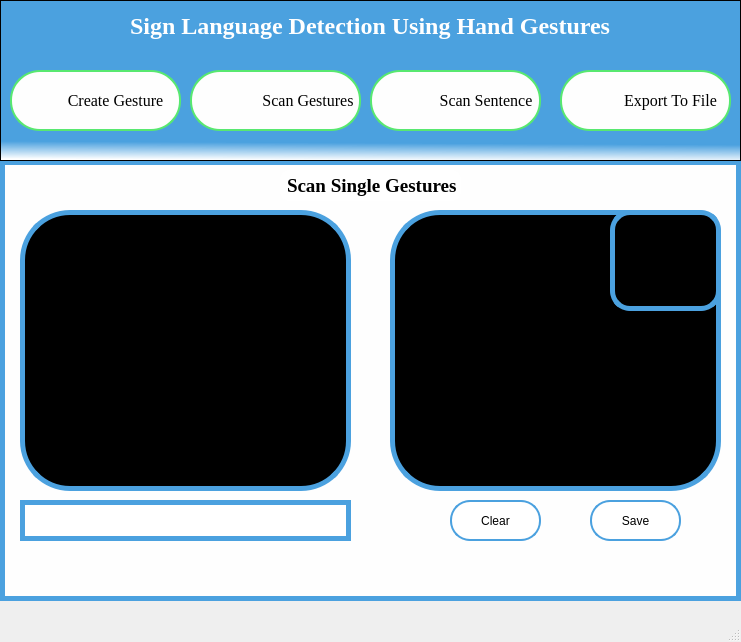
This is Source Code/UI_Files/scan_single.ui in shadabsk/Sign-Language-Recognition-Using-Hand-Gestures-Keras-PyQT5-OpenCV as Qt 5 draws it before an edit. The edited form follows.
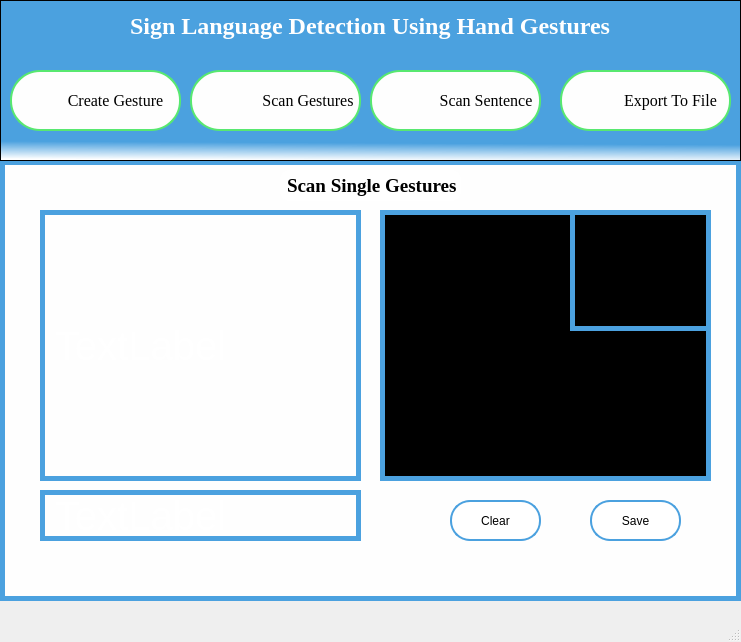
This is the edited form. Icons and pictures are not drawn.

Commit message: Done Single Gesture

What changed in the file:
```diff
--- a/Source Code/UI_Files/scan_single.ui
+++ b/Source Code/UI_Files/scan_single.ui
@@ -60,14 +60,14 @@
     </property>
     <property name="geometry">
      <rect>
-      <x>390</x>
+      <x>380</x>
       <y>210</y>
       <width>331</width>
-      <height>281</height>
+      <height>271</height>
      </rect>
     </property>
     <property name="styleSheet">
-     <string notr="true">border: 5px solid #4ba1df; border-radius:50px;
+     <string notr="true">border: 5px solid #4ba1df;
 background-color:black;
 font-size: 40px;
 color:white;
@@ -84,20 +84,6 @@
 &lt;p style=&quot;-qt-paragraph-type:empty; margin-top:0px; margin-bottom:0px; margin-left:0px; margin-right:0px; -qt-block-indent:0; text-indent:0px; font-size:8.25pt;&quot;&gt;&lt;br /&gt;&lt;/p&gt;&lt;/body&gt;&lt;/html&gt;</string>
     </property>
    </widget>
-   <widget class="QGraphicsView" name="graphicsView_2">
-    <property name="geometry">
-     <rect>
-      <x>20</x>
-      <y>210</y>
-      <width>331</width>
-      <height>281</height>
-     </rect>
-    </property>
-    <property name="styleSheet">
-     <string notr="true">border: 5px solid #4ba1df; border-radius:50px;
-background-color:black;</string>
-    </property>
-   </widget>
    <widget class="QPushButton" name="pushButton">
     <property name="geometry">
      <rect>
@@ -136,56 +122,6 @@
      <string>Clear</string>
     </property>
    </widget>
-   <widget class="QFrame" name="frame">
-    <property name="geometry">
-     <rect>
-      <x>20</x>
-      <y>500</y>
-      <width>331</width>
-      <height>41</height>
-     </rect>
-    </property>
-    <property name="styleSheet">
-     <string notr="true">border: 5px solid #4ba1df; 
-background-color:white;</string>
-    </property>
-    <property name="frameShape">
-     <enum>QFrame::StyledPanel</enum>
-    </property>
-    <property name="frameShadow">
-     <enum>QFrame::Raised</enum>
-    </property>
-   </widget>
-   <widget class="QTextBrowser" name="textBrowser_2">
-    <property name="enabled">
-     <bool>true</bool>
-    </property>
-    <property name="geometry">
-     <rect>
-      <x>610</x>
-      <y>210</y>
-      <width>111</width>
-      <height>101</height>
-     </rect>
-    </property>
-    <property name="styleSheet">
-     <string notr="true">border: 5px solid #4ba1df; border-radius:20px;
-background-color:black;
-font-size: 25px;
-color:white;
-</string>
-    </property>
-    <property name="frameShape">
-     <enum>QFrame::Box</enum>
-    </property>
-    <property name="html">
-     <string>&lt;!DOCTYPE HTML PUBLIC &quot;-//W3C//DTD HTML 4.0//EN&quot; &quot;http://www.w3.org/TR/REC-html40/strict.dtd&quot;&gt;
-&lt;html&gt;&lt;head&gt;&lt;meta name=&quot;qrichtext&quot; content=&quot;1&quot; /&gt;&lt;style type=&quot;text/css&quot;&gt;
-p, li { white-space: pre-wrap; }
-&lt;/style&gt;&lt;/head&gt;&lt;body style=&quot; font-family:'MS Shell Dlg 2'; font-size:25px; font-weight:400; font-style:normal;&quot;&gt;
-&lt;p style=&quot;-qt-paragraph-type:empty; margin-top:0px; margin-bottom:0px; margin-left:0px; margin-right:0px; -qt-block-indent:0; text-indent:0px; font-size:8.25pt;&quot;&gt;&lt;br /&gt;&lt;/p&gt;&lt;/body&gt;&lt;/html&gt;</string>
-    </property>
-   </widget>
    <widget class="QGraphicsView" name="graphicsView_3">
     <property name="geometry">
      <rect>
@@ -378,6 +314,63 @@
      <string>Sign Language Detection Using Hand Gestures</string>
     </property>
    </widget>
+   <widget class="QLabel" name="label_3">
+    <property name="geometry">
+     <rect>
+      <x>40</x>
+      <y>210</y>
+      <width>321</width>
+      <height>271</height>
+     </rect>
+    </property>
+    <property name="styleSheet">
+     <string notr="true">border: 5px solid #4ba1df;
+font-size: 40px;
+color:white;
+</string>
+    </property>
+    <property name="text">
+     <string>TextLabel</string>
+    </property>
+   </widget>
+   <widget class="QLabel" name="label_4">
+    <property name="geometry">
+     <rect>
+      <x>570</x>
+      <y>210</y>
+      <width>141</width>
+      <height>121</height>
+     </rect>
+    </property>
+    <property name="styleSheet">
+     <string notr="true">border: 5px solid #4ba1df;
+font-size: 40px;
+color:white;
+</string>
+    </property>
+    <property name="text">
+     <string/>
+    </property>
+   </widget>
+   <widget class="QLabel" name="label_5">
+    <property name="geometry">
+     <rect>
+      <x>40</x>
+      <y>490</y>
+      <width>321</width>
+      <height>51</height>
+     </rect>
+    </property>
+    <property name="styleSheet">
+     <string notr="true">border: 5px solid #4ba1df;
+font-size: 40px;
+color:white;
+</string>
+    </property>
+    <property name="text">
+     <string>TextLabel</string>
+    </property>
+   </widget>
   </widget>
   <widget class="QMenuBar" name="menubar">
    <property name="geometry">
```
The commit also changes 2 other files.
